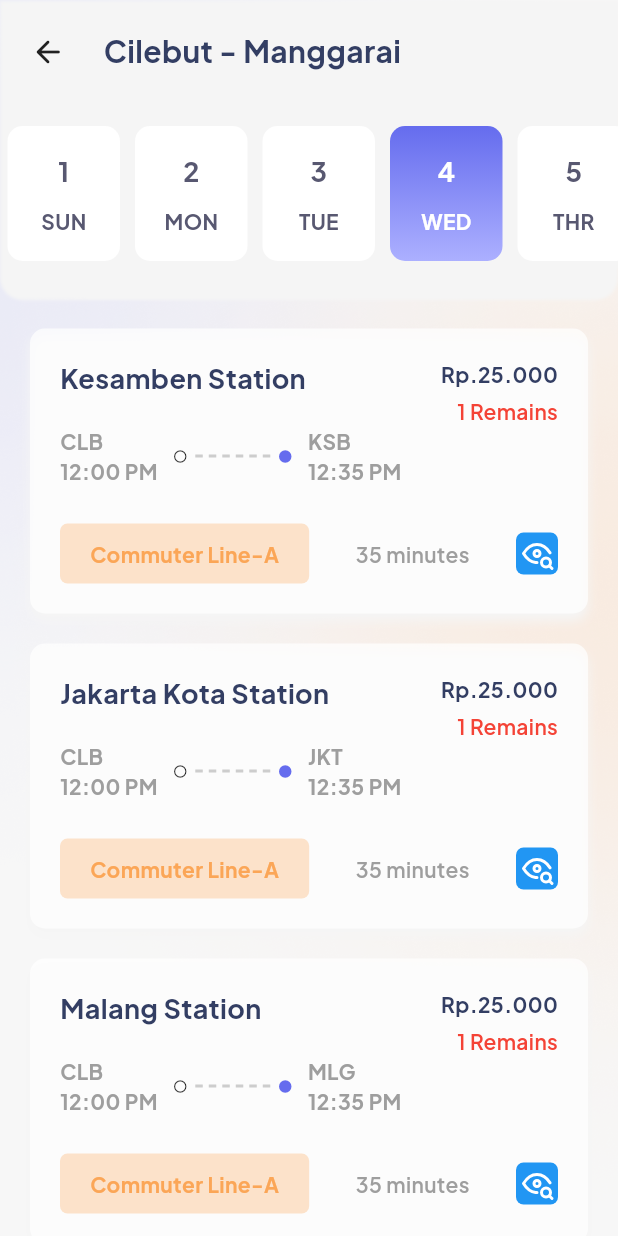
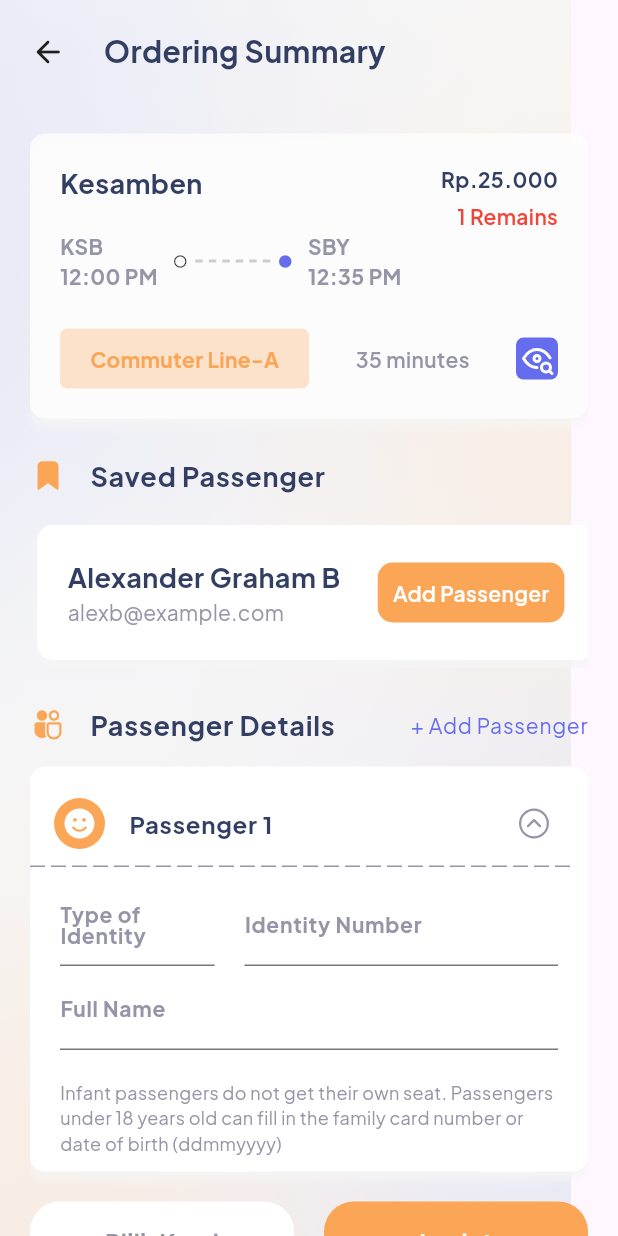
Before and after one commit to itsmhyne/app-train-ticket, a Flutter app: the screen it shows after launch, on a phone screen of 412 x 824 dp. Run offline on Flutter 3.47's test engine with Material 3 defaults, Android fonts, the phone set to English and light mode, and no system bars; drawn by our look-alikes of dotted_line; our stand-ins replace flutter_svg.

Commit message:
create ordering summary screen

```diff
--- a/lib/custom/constant.dart
+++ b/lib/custom/constant.dart
@@ -5,6 +5,7 @@ const Color primaryColor = Color(0xff585871);
 const Color secondaryColor = Color(0xff656CEE);
 const Color orangeColor = Color(0xffFBA657);
 const Color fontColorPrimary = Color(0xff333E63);
+const Color fontColorSecondary = Color(0xff9695A8);
 // --gradient
 const LinearGradient whiteLinear = LinearGradient(
   colors: [Color(0xffffffff), Color(0xffffffff)],
@@ -17,12 +18,17 @@ const LinearGradient secondaryLinear = LinearGradient(
   end: Alignment.bottomCenter,
 );
 const LinearGradient orangeLinear = LinearGradient(
-  colors: [orangeColor, Color(0xffacb0ff)],
-  begin: Alignment.topCenter,
-  end: Alignment.bottomCenter,
+  colors: [orangeColor, Color(0xffffffff)],
+  begin: Alignment.bottomLeft,
+  end: Alignment.topRight,
 );
 const RadialGradient secondaryRadial = RadialGradient(
   colors: [secondaryColor, Color(0xffacb0ff)],
+  center: Alignment.center,
+  radius: 0.5,
+);
+const RadialGradient orangeRadial = RadialGradient(
+  colors: [orangeColor, Color(0xffffffff)],
   center: Alignment.center,
   radius: 0.5,
 );
--- a/lib/custom/data.dart
+++ b/lib/custom/data.dart
@@ -51,3 +51,10 @@ final List<String> station = [
 ];
 
 final List<String> stationShort = ["KSB", "JKT", "MLG", "BLT"];
+
+final List<String> people = ["Alexander Graham B", "Benzema", "Cristhina B"];
+final List<String> email = [
+  "alexb@example.com",
+  "benz@example.com",
+  "crisb@example.com"
+];
--- a/lib/main.dart
+++ b/lib/main.dart
@@ -1,6 +1,7 @@
 import 'package:flutter/material.dart';
 import 'package:slicing_mhyticket/screens/home_screen.dart';
 import 'package:flutter/services.dart';
+import 'package:slicing_mhyticket/screens/orderingsummary_screen.dart';
 import 'package:slicing_mhyticket/screens/ticketlist_screen.dart';
 
 void main() {
@@ -24,7 +25,8 @@ class MyApp extends StatelessWidget {
           // colorScheme: ColorScheme.fromSeed(seedColor: Colors.deepPurple),
           useMaterial3: true,
           fontFamily: 'PlusJakartaSans'),
-      home: const TicketListScreen(),
+      // home: const TicketListScreen(),
+      home: const OrderingSummaryScreen(),
       // home: const HomeScreen(),
     );
   }
--- a/lib/screens/home_screen.dart
+++ b/lib/screens/home_screen.dart
@@ -88,7 +88,10 @@ class HomeScreen extends StatelessWidget {
                               ),
                             ],
                           ),
-                          SvgPicture.asset('assets/icons/transfer.svg'),
+                          SvgPicture.asset(
+                            'assets/icons/data_transfer.svg',
+                            width: 24,
+                          ),
                           Column(
                             crossAxisAlignment: CrossAxisAlignment.end,
                             children: [
@@ -196,7 +199,7 @@ class HomeScreen extends StatelessWidget {
                           ),
                           GestureDetector(
                             onTap: () {
-                              Navigator.pop(
+                              Navigator.push(
                                   context,
                                   MaterialPageRoute(
                                       builder: (context) =>
@@ -284,7 +287,7 @@ class HomeScreen extends StatelessWidget {
                               Container(
                                 padding: const EdgeInsets.all(2),
                                 decoration: BoxDecoration(
-                                    color: Colors.blue[500],
+                                    color: secondaryColor,
                                     borderRadius: BorderRadius.circular(5)),
                                 child: SvgPicture.asset(
                                   'assets/icons/eye_search.svg',
--- /dev/null
+++ b/lib/screens/orderingsummary_screen.dart
@@ -0,0 +1,449 @@
+import 'package:dotted_line/dotted_line.dart';
+import 'package:flutter/cupertino.dart';
+import 'package:flutter/material.dart';
+import 'package:flutter/widgets.dart';
+import 'package:flutter_svg/svg.dart';
+import 'package:slicing_mhyticket/custom/constant.dart';
+import 'package:slicing_mhyticket/custom/data.dart';
+import 'package:slicing_mhyticket/custom/textstyle.dart';
+
+class OrderingSummaryScreen extends StatelessWidget {
+  const OrderingSummaryScreen({super.key});
+
+  @override
+  Widget build(BuildContext context) {
+    return Scaffold(
+      body: Stack(
+        children: [
+          Image.asset(
+            'assets/images/bg3.png',
+            fit: BoxFit.cover,
+          ),
+          Container(
+            padding: const EdgeInsets.symmetric(horizontal: 20),
+            child: ListView(
+              children: [
+                Container(
+                  padding: const EdgeInsets.symmetric(vertical: 20),
+                  child: Row(
+                    children: [
+                      GestureDetector(
+                          onTap: () {
+                            Navigator.pop(context);
+                          },
+                          child: const Icon(Icons.arrow_back_rounded)),
+                      const SizedBox(
+                        width: 25,
+                      ),
+                      Text(
+                        "Ordering Summary",
+                        style: heading5(),
+                      )
+                    ],
+                  ),
+                ),
+                const SizedBox(
+                  height: 20,
+                ),
+                Container(
+                  padding: const EdgeInsets.all(20),
+                  decoration: BoxDecoration(
+                      color: Colors.white70,
+                      borderRadius: BorderRadius.circular(10),
+                      boxShadow: const [
+                        BoxShadow(
+                            color: Color.fromARGB(255, 245, 245, 245),
+                            blurRadius: 5.0,
+                            offset: Offset(0, 5)),
+                      ]),
+                  child: Column(
+                    children: [
+                      Row(
+                        mainAxisAlignment: MainAxisAlignment.spaceBetween,
+                        crossAxisAlignment: CrossAxisAlignment.start,
+                        children: [
+                          Text(
+                            'Kesamben',
+                            style: bodyXL(fontWeight: FontWeight.bold),
+                          ),
+                          Column(
+                            crossAxisAlignment: CrossAxisAlignment.end,
+                            children: [
+                              Text(
+                                "Rp.25.000",
+                                style: bodyM(fontWeight: FontWeight.bold),
+                              ),
+                              const SizedBox(
+                                height: 5,
+                              ),
+                              Text(
+                                "1 Remains",
+                                style: bodyM(
+                                    color: Colors.red,
+                                    fontWeight: FontWeight.w600),
+                              )
+                            ],
+                          )
+                        ],
+                      ),
+                      Row(
+                        children: [
+                          Column(
+                            crossAxisAlignment: CrossAxisAlignment.start,
+                            children: [
+                              Text(
+                                "KSB",
+                                style: bodyM(
+                                    color: fontColorSecondary,
+                                    fontWeight: FontWeight.bold),
+                              ),
+                              Text(
+                                "12:00 PM",
+                                style: bodyM(
+                                    color: fontColorSecondary,
+                                    fontWeight: FontWeight.bold),
+                              ),
+                            ],
+                          ),
+                          Padding(
+                            padding: const EdgeInsets.symmetric(horizontal: 10),
+                            child: Row(
+                              children: [
+                                const Icon(
+                                  Icons.circle_outlined,
+                                  size: 10,
+                                ),
+                                const SizedBox(
+                                  width: 5,
+                                ),
+                                DottedLine(
+                                  direction: Axis.horizontal,
+                                  dashLength: 5,
+                                  lineLength: 50,
+                                  dashColor: Colors.grey.withOpacity(0.5),
+                                  lineThickness: 2,
+                                ),
+                                const SizedBox(
+                                  width: 5,
+                                ),
+                                const Icon(
+                                  Icons.circle_rounded,
+                                  size: 10,
+                                  color: secondaryColor,
+                                ),
+                              ],
+                            ),
+                          ),
+                          Column(
+                            crossAxisAlignment: CrossAxisAlignment.start,
+                            children: [
+                              Text(
+                                'SBY',
+                                style: bodyM(
+                                    color: fontColorSecondary,
+                                    fontWeight: FontWeight.bold),
+                              ),
+                              Text(
+                                "12:35 PM",
+                                style: bodyM(
+                                    color: fontColorSecondary,
+                                    fontWeight: FontWeight.bold),
+                              ),
+                            ],
+                          ),
+                        ],
+                      ),
+                      const SizedBox(
+                        height: 25,
+                      ),
+                      Row(
+                        mainAxisAlignment: MainAxisAlignment.spaceBetween,
+                        children: [
+                          Container(
+                            padding: const EdgeInsets.symmetric(
+                                vertical: 10, horizontal: 20),
+                            decoration: BoxDecoration(
+                                color: orangeColor.withOpacity(0.3),
+                                borderRadius: BorderRadius.circular(5)),
+                            child: Text(
+                              'Commuter Line-A',
+                              style: bodyM(
+                                  color: orangeColor,
+                                  fontWeight: FontWeight.bold),
+                            ),
+                          ),
+                          Text(
+                            "35 minutes",
+                            style: bodyM(
+                                color: fontColorSecondary,
+                                fontWeight: FontWeight.w600),
+                          ),
+                          Container(
+                            padding: const EdgeInsets.all(2),
+                            decoration: BoxDecoration(
+                                color: secondaryColor,
+                                borderRadius: BorderRadius.circular(5)),
+                            child: SvgPicture.asset(
+                              'assets/icons/eye_search.svg',
+                              colorFilter: const ColorFilter.mode(
+                                  Colors.white, BlendMode.srcIn),
+                            ),
+                          ),
+                        ],
+                      )
+                    ],
+                  ),
+                ),
+                const SizedBox(
+                  height: 10,
+                ),
+                ListTile(
+                  contentPadding: const EdgeInsets.all(0),
+                  leading: SvgPicture.asset(
+                    'assets/icons/bookmark.svg',
+                    width: 24,
+                    colorFilter:
+                        const ColorFilter.mode(orangeColor, BlendMode.srcIn),
+                  ),
+                  title: Text(
+                    'Saved Passenger',
+                    style: heading6(),
+                  ),
+                ),
+                SizedBox(
+                  height: 100,
+                  child: ListView.builder(
+                      scrollDirection: Axis.horizontal,
+                      itemCount: people.length,
+                      itemBuilder: (context, index) {
+                        return Container(
+                          padding: const EdgeInsets.all(20),
+                          margin: const EdgeInsets.all(5),
+                          decoration: BoxDecoration(
+                              color: Colors.white,
+                              borderRadius: BorderRadius.circular(10),
+                              boxShadow: const [
+                                BoxShadow(
+                                    color: Color.fromARGB(255, 245, 245, 245),
+                                    blurRadius: 5.0,
+                                    offset: Offset(0, 5)),
+                              ]),
+                          child: Center(
+                            child: Column(
+                              mainAxisAlignment: MainAxisAlignment.center,
+                              mainAxisSize: MainAxisSize.max,
+                              children: [
+                                Row(
+                                  mainAxisAlignment:
+                                      MainAxisAlignment.spaceBetween,
+                                  children: [
+                                    Column(
+                                      crossAxisAlignment:
+                                          CrossAxisAlignment.start,
+                                      children: [
+                                        Text(
+                                          people[index],
+                                          style: heading6(),
+                                        ),
+                                        Text(
+                                          email[index],
+                                          style:
+                                              bodyM(color: fontColorSecondary),
+                                        ),
+                                      ],
+                                    ),
+                                    const SizedBox(
+                                      width: 25,
+                                    ),
+                                    Container(
+                                        padding: const EdgeInsets.all(10),
+                                        decoration: BoxDecoration(
+                                            borderRadius:
+                                                BorderRadius.circular(10),
+                                            color: orangeColor),
+                                        child: Text(
+                                          "Add Passenger",
+                                          style: bodyM(
+                                              color: Colors.white,
+                                              fontWeight: FontWeight.w600),
+                                        )),
+                                  ],
+                                ),
+                              ],
+                            ),
+                          ),
+                        );
+                      }),
+                ),
+                const SizedBox(
+                  height: 10,
+                ),
+                ListTile(
+                  contentPadding: const EdgeInsets.all(0),
+                  leading: SvgPicture.asset(
+                    'assets/icons/member.svg',
+                    width: 24,
+                    colorFilter:
+                        const ColorFilter.mode(orangeColor, BlendMode.srcIn),
+                  ),
+                  title: Text(
+                    'Passenger Details',
+                    style: heading6(),
+                  ),
+                  trailing: Text(
+                    '+ Add Passenger',
+                    style: bodyM(color: secondaryColor),
+                  ),
+                ),
+                Container(
+                  padding: const EdgeInsets.symmetric(vertical: 10),
+                  decoration: BoxDecoration(
+                      color: Colors.white,
+                      borderRadius: BorderRadius.circular(10),
+                      boxShadow: const [
+                        BoxShadow(
+                            color: Color.fromARGB(255, 245, 245, 245),
+                            blurRadius: 5.0,
+                            offset: Offset(0, 5)),
+                      ]),
+                  child: Column(
+                    children: [
+                      ListTile(
+                        // contentPadding: EdgeInsets.all(0),
+                        leading: Container(
+                          padding: const EdgeInsets.all(5),
+                          decoration: BoxDecoration(
+                              color: orangeColor,
+                              borderRadius: BorderRadius.circular(20)),
+                          child: SvgPicture.asset(
+                            'assets/icons/happy.svg',
+                            width: 24,
+                            colorFilter: const ColorFilter.mode(
+                                Colors.white, BlendMode.srcIn),
+                          ),
+                        ),
+                        title: Text(
+                          'Passenger 1',
+                          style: heading7(),
+                        ),
+                        trailing: SvgPicture.asset(
+                          'assets/icons/slide_up.svg',
+                          width: 24,
+                          colorFilter: const ColorFilter.mode(
+                              fontColorSecondary, BlendMode.srcIn),
+                        ),
+                      ),
+                      const DottedLine(
+                        dashLength: 10,
+                        dashColor: fontColorSecondary,
+                      ),
+                      const SizedBox(
+                        height: 10,
+                      ),
+                      Container(
+                        padding: EdgeInsets.symmetric(horizontal: 20),
+                        child: Row(
+                          // mainAxisAlignment: MainAxisAlignment.spaceBetween,
+                          children: [
+                            Container(
+                              width: MediaQuery.of(context).size.width / 4,
+                              child: TextField(
+                                decoration: InputDecoration(
+                                    label: Text(
+                                  'Type of Identity',
+                                  style: bodyM(
+                                      color: fontColorSecondary,
+                                      fontWeight: FontWeight.bold),
+                                )),
+                              ),
+                            ),
+                            const SizedBox(
+                              width: 20,
+                            ),
+                            Expanded(
+                              child: TextField(
+                                keyboardType: TextInputType.number,
+                                decoration: InputDecoration(
+                                    label: Text(
+                                  'Identity Number',
+                                  style: bodyM(
+                                      color: fontColorSecondary,
+                                      fontWeight: FontWeight.bold),
+                                )),
+                              ),
+                            ),
+                          ],
+                        ),
+                      ),
+                      Container(
+                        padding: EdgeInsets.symmetric(horizontal: 20),
+                        child: TextField(
+                          decoration: InputDecoration(
+                              label: Text(
+                            'Full Name',
+                            style: bodyM(
+                                color: fontColorSecondary,
+                                fontWeight: FontWeight.bold),
+                          )),
+                        ),
+                      ),
+                      const SizedBox(
+                        height: 20,
+                      ),
+                      Padding(
+                        padding: const EdgeInsets.symmetric(horizontal: 20),
+                        child: Text(
+                          'Infant passengers do not get their own seat. Passengers under 18 years old can fill in the family card number or date of birth (ddmmyyyy)',
+                          style: bodySM(color: fontColorSecondary),
+                        ),
+                      ),
+                    ],
+                  ),
+                ),
+                const SizedBox(
+                  height: 20,
+                ),
+                Row(
+                  mainAxisSize: MainAxisSize.max,
+                  children: [
+                    Expanded(
+                      child: Container(
+                        padding: EdgeInsets.symmetric(vertical: 15),
+                        decoration: BoxDecoration(
+                          borderRadius: BorderRadius.circular(20),
+                          color: Colors.white,
+                        ),
+                        child: Text(
+                          'Pilih Kursi',
+                          textAlign: TextAlign.center,
+                          style: heading7(color: fontColorSecondary),
+                        ),
+                      ),
+                    ),
+                    const SizedBox(
+                      width: 20,
+                    ),
+                    Expanded(
+                      child: Container(
+                        padding: EdgeInsets.symmetric(vertical: 15),
+                        decoration: BoxDecoration(
+                          borderRadius: BorderRadius.circular(20),
+                          color: orangeColor,
+                        ),
+                        child: Text(
+                          'Lanjut',
+                          textAlign: TextAlign.center,
+                          style: heading7(color: Colors.white),
+                        ),
+                      ),
+                    )
+                  ],
+                )
+              ],
+            ),
+          )
+        ],
+      ),
+    );
+  }
+}
--- a/lib/screens/ticketlist_screen.dart
+++ b/lib/screens/ticketlist_screen.dart
@@ -1,10 +1,12 @@
 import 'package:dotted_line/dotted_line.dart';
+import 'package:flutter/cupertino.dart';
 import 'package:flutter/material.dart';
 import 'package:flutter/widgets.dart';
 import 'package:flutter_svg/flutter_svg.dart';
 import 'package:slicing_mhyticket/custom/constant.dart';
 import 'package:slicing_mhyticket/custom/data.dart';
 import 'package:slicing_mhyticket/custom/textstyle.dart';
+import 'package:slicing_mhyticket/screens/orderingsummary_screen.dart';
 
 class TicketListScreen extends StatelessWidget {
   const TicketListScreen({super.key});
@@ -36,14 +38,18 @@ class TicketListScreen extends StatelessWidget {
                 padding: const EdgeInsets.only(bottom: 20),
                 child: Column(
                   children: [
-                    SizedBox(
-                      height: MediaQuery.paddingOf(context).top,
-                    ),
+                    // SizedBox(
+                    //   height: MediaQuery.paddingOf(context).top,
+                    // ),
                     Container(
                       padding: const EdgeInsets.all(20),
                       child: Row(
                         children: [
-                          const Icon(Icons.arrow_back_rounded),
+                          GestureDetector(
+                              onTap: () {
+                                Navigator.pop(context);
+                              },
+                              child: const Icon(Icons.arrow_back_rounded)),
                           const SizedBox(
                             width: 25,
                           ),
@@ -165,7 +171,7 @@ class TicketListScreen extends StatelessWidget {
                                 crossAxisAlignment: CrossAxisAlignment.start,
                                 children: [
                                   Text(
-                                    "CLB",
+                                    "KSB",
                                     style: bodyM(
                                         color: Colors.grey[500],
                                         fontWeight: FontWeight.bold),
@@ -252,15 +258,24 @@ class TicketListScreen extends StatelessWidget {
                                     color: Colors.grey[500],
                                     fontWeight: FontWeight.w600),
                               ),
-                              Container(
+                              GestureDetector(
+                                onTap: () {
+                                  Navigator.push(
+                                      context,
+                                      MaterialPageRoute(
+                                          builder: (context) =>
+                                              OrderingSummaryScreen()));
+                                },
+                                child: Container(
                                   padding: const EdgeInsets.all(2),
                                   decoration: BoxDecoration(
-                                    color: Colors.blue[500],
+                                      color: secondaryColor,
                                       borderRadius: BorderRadius.circular(5)),
                                   child: SvgPicture.asset(
                                     'assets/icons/eye_search.svg',
                                     colorFilter: const ColorFilter.mode(
                                         Colors.white, BlendMode.srcIn),
+                                  ),
                                 ),
                               ),
                             ],
```
Also changed, not shown: assets/icons/bookmark.svg (added), assets/icons/data_transfer.svg (added), assets/icons/eye.svg (added), assets/icons/happy.svg (added), assets/icons/member.svg (added), assets/icons/slide_up.svg (added), assets/images/bookmark.svg (added), assets/images/data_transfer.svg (added), 1 other file. Lines whose indentation alone changed are shown as unchanged.
